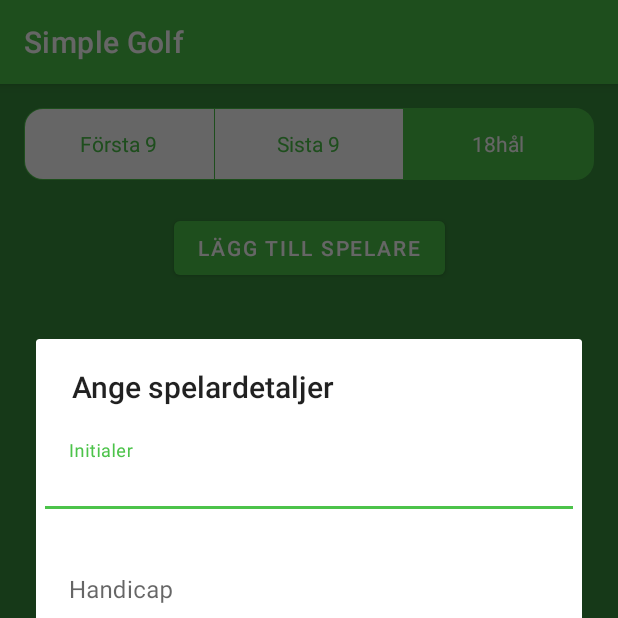
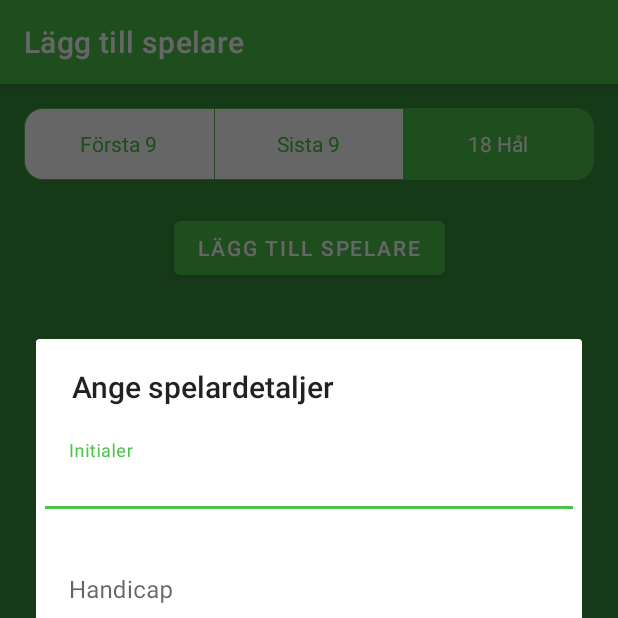
Before and after one commit to raoulkent/dit-och-dat, an Android app: the PlayerSelectActivity screen opened directly, with no data from a screen before it, after a tap on "LÄGG TILL SPELARE", on a phone screen of 412 x 824 dp, the top half of it. Run offline under Robolectric (Android 15) with nearby library versions, the phone set to English and light mode, and no system bars; 2 statements that could not run were skipped.

Commit message:
UI update

```diff
--- a/development/SimpleGolf/app/src/main/java/com/example/simplegolf/CourseSelectActivity.java
+++ b/development/SimpleGolf/app/src/main/java/com/example/simplegolf/CourseSelectActivity.java
@@ -24,7 +24,7 @@ public class CourseSelectActivity extends AppCompatActivity {
         super.onCreate(savedInstanceState);
         setContentView(R.layout.activity_course_selection);
 
-        this.setTitle("Select a course");
+        this.setTitle(R.string.select_course);
 
 
         // TODO: Replace dummy data with real data.
--- a/development/SimpleGolf/app/src/main/java/com/example/simplegolf/GameHistoryActivity.java
+++ b/development/SimpleGolf/app/src/main/java/com/example/simplegolf/GameHistoryActivity.java
@@ -30,6 +30,12 @@ public class GameHistoryActivity extends AppCompatActivity implements GameHistor
         adapter.setClickListener(this);
         recyclerView.setAdapter(adapter);
         recyclerView.setLayoutManager(new LinearLayoutManager(this));
+        if(completedGames){
+            this.setTitle(R.string.finished_game_btn);
+        } else {
+            this.setTitle(R.string.unfinished_game_btn);
+        }
+
     }
 
     @Override
--- a/development/SimpleGolf/app/src/main/java/com/example/simplegolf/PlayerSelectActivity.java
+++ b/development/SimpleGolf/app/src/main/java/com/example/simplegolf/PlayerSelectActivity.java
@@ -41,6 +41,8 @@ public class PlayerSelectActivity extends AppCompatActivity implements AddPlayer
             viewModel.setCourse(course);
         }
         buildRecyclerView();
+
+        this.setTitle(R.string.add_player);
     }
 
     private void buildRecyclerView() {
--- a/development/SimpleGolf/app/src/main/res/layout/dialogue_select_player.xml
+++ b/development/SimpleGolf/app/src/main/res/layout/dialogue_select_player.xml
@@ -43,7 +43,9 @@
             android:layout_width="match_parent"
             android:layout_height="wrap_content"
             android:maxLength="3"
-            android:background="@color/white"/>
+            android:background="@color/white"
+            android:singleLine="true"
+            android:nextFocusDown="@+id/diaPlayerHCP"/>
 
     </com.google.android.material.textfield.TextInputLayout>
 
@@ -64,7 +66,8 @@
             android:layout_height="wrap_content"
             android:inputType="numberDecimal"
             android:background="@color/white"
-            android:maxLength="4"/>
+            android:maxLength="4"
+            android:imeOptions="actionDone"/>
 
     </com.google.android.material.textfield.TextInputLayout>
 
--- a/development/SimpleGolf/app/src/main/res/values/strings.xml
+++ b/development/SimpleGolf/app/src/main/res/values/strings.xml
@@ -35,7 +35,7 @@
     <string name="hint_handicap">Handicap</string>
     <string name="specify_abbreviated_name">Ange 1-3 bokstäver</string>
     <string name="specify_handicap">Ange handicap</string>
-    <string name="eighteen">18hål</string>
+    <string name="eighteen">18 Hål</string>
     <string name="first9">Första 9</string>
     <string name="last9">Sista 9</string>
 
```
Also changed, not shown: development/SimpleGolf/app/src/main/java/com/example/simplegolf/ui/gamehistory/GameHistoryAdapter.java (+16 -3 lines), development/SimpleGolf/app/src/main/res/layout/card_game_history.xml (+24 -7 lines), 1 other file.
